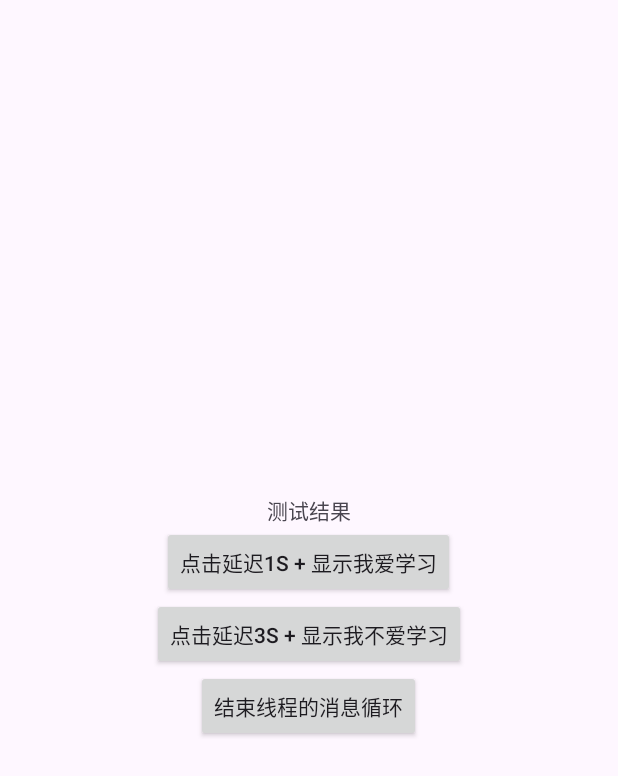
After one commit to lzylzylzya00/android_learning, an Android app: the HandlerThtreadActivity screen opened directly, with no data from a screen before it, on a phone screen of 412 x 824 dp. The commit adds this screen. Shown: the top 776 px of the screen. Run offline under Robolectric (Android 15) with nearby library versions, the phone set to English and light mode, and no system bars.

Commit message:
Android中的多线程-handlerThread

```diff
--- a/android_thread/app/src/main/AndroidManifest.xml
+++ b/android_thread/app/src/main/AndroidManifest.xml
@@ -33,6 +33,9 @@
         <activity
             android:name=".AsyncTaskActivity"
             android:exported="false" />
+        <activity
+            android:name=".HandlerThtreadActivity"
+            android:exported="false" />
     </application>
 
 </manifest>
--- a/android_thread/app/src/main/java/com/example/androidthread/Handler3Activity.java
+++ b/android_thread/app/src/main/java/com/example/androidthread/Handler3Activity.java
@@ -91,5 +91,7 @@ public class Handler3Activity extends AppCompatActivity {
 
 
         });
+
+
     }
 }
--- a/android_thread/app/src/main/java/com/example/androidthread/HandlerActivity2.java
+++ b/android_thread/app/src/main/java/com/example/androidthread/HandlerActivity2.java
@@ -48,6 +48,7 @@ public class HandlerActivity2 extends AppCompatActivity {
         textView = findViewById(R.id.textView);
         startButton = findViewById(R.id.startButton);
         startButton2 = findViewById(R.id.startButton2);
+
 
 
         // 步骤1：在主线程中 通过匿名内部类 创建Handler类对象
--- /dev/null
+++ b/android_thread/app/src/main/java/com/example/androidthread/HandlerThtreadActivity.java
@@ -0,0 +1,179 @@
+package com.example.androidthread;
+
+import android.app.Activity;
+import android.os.Bundle;
+import android.os.Handler;
+import android.os.HandlerThread;
+import android.os.Looper;
+import android.os.Message;
+import android.view.View;
+import android.widget.Button;
+import android.widget.TextView;
+
+import androidx.annotation.NonNull;
+import androidx.annotation.Nullable;
+
+import java.lang.ref.WeakReference;
+
+/**
+ * @author: laizhiyu
+ * @date: 2025/8/6
+ * desc:
+ */
+public class HandlerThtreadActivity extends Activity {
+
+    static Handler mainHandler;
+    private static Handler workHandler;
+    HandlerThread mHandlerThread;
+    TextView text;
+    Button button1,button2,button3;
+
+    @Override
+    protected void onCreate(@Nullable Bundle savedInstanceState) {
+        super.onCreate(savedInstanceState);
+        setContentView(R.layout.activity_handler_thread);
+
+        // 显示文本
+        text = (TextView) findViewById(R.id.text1);
+
+        // 创建与主线程关联的Handler
+        mainHandler = new Handler(Looper.getMainLooper());
+
+        /**
+         * 步骤1：创建HandlerThread实例对象
+         * 传入参数 = 线程名字，作用 = 标记该线程
+         */
+        mHandlerThread = new HandlerThread("handlerThread");
+
+        /**
+         * 步骤2：启动线程
+         */
+        mHandlerThread.start();
+
+        /**
+         * 步骤3：创建工作线程Handler & 复写handleMessage（）
+         * 作用：关联HandlerThread的Looper对象、实现消息处理操作 & 与其他线程进行通信
+         * 注：消息处理操作（HandlerMessage（））的执行线程 = mHandlerThread所创建的工作线程中执行
+         */
+
+        workHandler = new WorkHandler(mHandlerThread.getLooper(),this);
+
+
+        /**
+         * 步骤4：使用工作线程Handler向工作线程的消息队列发送消息
+         * 在工作线程中，当消息循环时取出对应消息 & 在工作线程执行相关操作
+         */
+
+        // 点击Button1
+        button1 = (Button) findViewById(R.id.button1);
+        button1.setOnClickListener(new View.OnClickListener() {
+            @Override
+            public void onClick(View v) {
+
+                // 通过sendMessage（）发送
+                // a. 定义要发送的消息
+                Message msg = Message.obtain();
+                msg.what = 1; //消息的标识
+                msg.obj = "A"; // 消息的存放
+                // b. 通过Handler发送消息到其绑定的消息队列
+                workHandler.sendMessage(msg);
+            }
+        });
+
+
+        // 点击Button2
+        button2 = (Button) findViewById(R.id.button2);
+        button2.setOnClickListener(new View.OnClickListener() {
+            @Override
+            public void onClick(View v) {
+
+                // 通过sendMessage（）发送
+                // a. 定义要发送的消息
+                Message msg = Message.obtain();
+                msg.what = 2; //消息的标识
+                msg.obj = "B"; // 消息的存放
+                // b. 通过Handler发送消息到其绑定的消息队列
+                workHandler.sendMessage(msg);
+            }
+        });
+
+        // 点击Button3
+        // 作用：退出消息循环
+        button3 = (Button) findViewById(R.id.button3);
+        button3.setOnClickListener(new View.OnClickListener() {
+            @Override
+            public void onClick(View v) {
+                mHandlerThread.quit();
+            }
+        });
+
+
+
+    }
+
+    private static class WorkHandler extends Handler{
+        private final WeakReference<Activity> mActivityWeakReference;
+        WorkHandler(Looper looper,Activity activity){
+            super(looper);
+            mActivityWeakReference = new WeakReference<>(activity);
+        }
+
+        @Override
+        public void handleMessage(@NonNull Message msg) {
+            Activity activity = mActivityWeakReference.get();
+            if (activity == null){return;}
+            //设置了两种消息处理操作,通过msg来进行识别
+            switch(msg.what){
+                // 消息1
+                case 1:
+                    try {
+                        //延时操作
+                        Thread.sleep(1000);
+                    } catch (InterruptedException e) {
+                        e.printStackTrace();
+                    }
+                    // 通过主线程Handler.post方法进行在主线程的UI更新操作
+                    mainHandler.post(new Runnable() {
+                        @Override
+                        public void run () {
+                            TextView textView = activity.findViewById(R.id.text1);
+                            textView.setText("我爱学习");
+                        }
+                    });
+                    break;
+
+                // 消息2
+                case 2:
+                    try {
+                        Thread.sleep(3000);
+                    } catch (InterruptedException e) {
+                        e.printStackTrace();
+                    }
+                    mainHandler.post(new Runnable() {
+                        @Override
+                        public void run () {
+                            TextView textView = activity.findViewById(R.id.text1);
+                            textView.setText("我不喜欢学习");
+                        }
+                    });
+                    break;
+                default:
+                    break;
+            }
+        }
+    }
+
+    @Override
+    protected void onDestroy() {
+        super.onDestroy();
+
+        if (workHandler != null){
+            workHandler.removeCallbacksAndMessages(null);
+        }
+
+        if (mHandlerThread != null){
+            mHandlerThread.quitSafely();
+            mHandlerThread = null;
+        }
+    }
+}
--- a/android_thread/app/src/main/java/com/example/androidthread/MainActivity.java
+++ b/android_thread/app/src/main/java/com/example/androidthread/MainActivity.java
@@ -46,5 +46,11 @@ public class MainActivity extends AppCompatActivity {
             Intent intent = new Intent(MainActivity.this, AsyncTaskActivity.class);
             startActivity(intent);
         });
+
+        Button btnHandlerThread = findViewById(R.id.btnHandlerThread);
+        btnHandlerThread.setOnClickListener(v -> {
+            Intent intent = new Intent(MainActivity.this, HandlerThtreadActivity.class);
+            startActivity(intent);
+        });
     }
 }
--- /dev/null
+++ b/android_thread/app/src/main/res/layout/activity_handler_thread.xml
@@ -0,0 +1,40 @@
+<?xml version="1.0" encoding="utf-8"?>
+<RelativeLayout xmlns:android="http://schemas.android.com/apk/res/android"
+    xmlns:tools="http://schemas.android.com/tools"
+    android:layout_width="match_parent"
+    android:layout_height="match_parent"
+    android:gravity="center"
+    tools:context=".HandlerThtreadActivity">
+
+
+    <TextView
+        android:id="@+id/text1"
+        android:layout_centerInParent="true"
+        android:layout_width="wrap_content"
+        android:layout_height="wrap_content"
+        android:text="测试结果" />
+
+    <Button
+        android:id="@+id/button1"
+        android:layout_centerInParent="true"
+        android:layout_below="@+id/text1"
+        android:layout_width="wrap_content"
+        android:layout_height="wrap_content"
+        android:text="点击延迟1s + 显示我爱学习"/>
+
+    <Button
+        android:id="@+id/button2"
+        android:layout_centerInParent="true"
+        android:layout_below="@+id/button1"
+        android:layout_width="wrap_content"
+        android:layout_height="wrap_content"
+        android:text="点击延迟3s + 显示我不爱学习"/>
+
+    <Button
+        android:id="@+id/button3"
+        android:layout_centerInParent="true"
+        android:layout_below="@+id/button2"
+        android:layout_width="wrap_content"
+        android:layout_height="wrap_content"
+        android:text="结束线程的消息循环"/>
+</RelativeLayout>
--- a/android_thread/app/src/main/res/layout/activity_main.xml
+++ b/android_thread/app/src/main/res/layout/activity_main.xml
@@ -34,4 +34,10 @@
         android:layout_height="wrap_content"
         android:text="AsyncTask示例"/>
 
+    <Button
+        android:id="@+id/btnHandlerThread"
+        android:layout_width="wrap_content"
+        android:layout_height="wrap_content"
+        android:text="HandlerThread示例"/>
+
 </LinearLayout>
```
